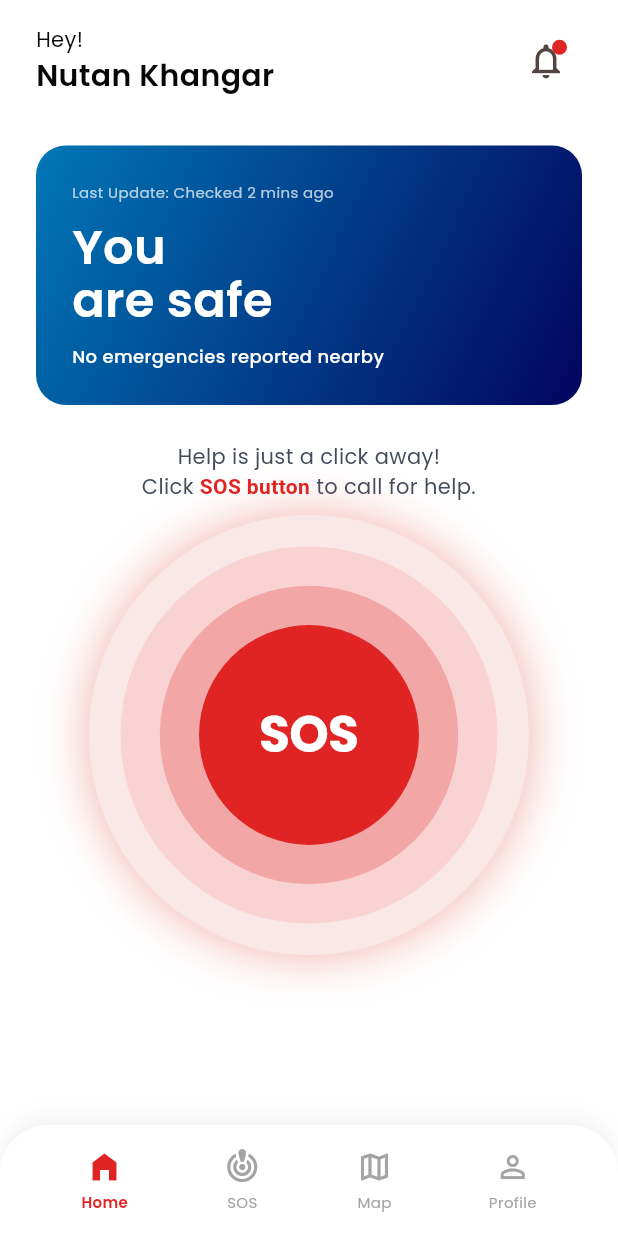
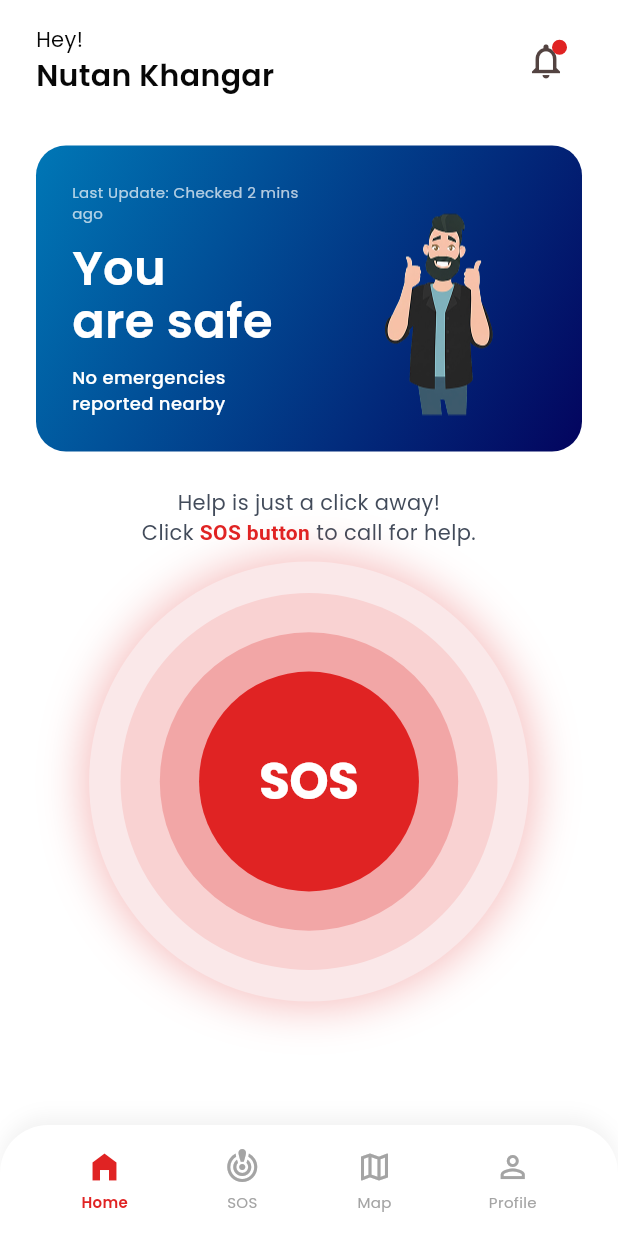
Before and after one commit to AkashMaheema/SafeLink, a Flutter app: the screen it shows once a user with an empty profile is signed in, on a phone screen of 412 x 824 dp. Run offline on Flutter 3.47's test engine with Material 3 defaults, Android fonts, the light colour scheme and no system bars; our stand-ins replace cloud_firestore, connectivity_plus, firebase_auth, firebase_core, firebase_messaging, firebase_storage and 5 more; accounts and stored records are empty.

Commit message:
Refactor code structure for improved readability and maintainability

```diff
--- a/lib/screens/home/home_screen.dart
+++ b/lib/screens/home/home_screen.dart
@@ -124,6 +124,7 @@ class _HomeScreenState extends State<HomeScreen>
       padding: const EdgeInsets.symmetric(horizontal: 24.0),
       child: Container(
         width: double.infinity,
+        clipBehavior: Clip.antiAlias,
         padding: const EdgeInsets.all(24.0),
         decoration: BoxDecoration(
           gradient: const LinearGradient(
@@ -133,8 +134,12 @@ class _HomeScreenState extends State<HomeScreen>
           ),
           borderRadius: BorderRadius.circular(20),
         ),
-        // I have removed the placeholder network image from here.
-        child: const Column(
+        child: Row(
+          crossAxisAlignment: CrossAxisAlignment.end,
+          mainAxisAlignment: MainAxisAlignment.spaceBetween,
+          children: [
+            const Expanded(
+              child: Column(
                 crossAxisAlignment: CrossAxisAlignment.start,
                 children: [
                   Text(
@@ -165,6 +170,15 @@ class _HomeScreenState extends State<HomeScreen>
                       fontFamily: 'Poppins',
                       fontWeight: FontWeight.w500,
                     ),
+                  ),
+                ],
+              ),
+            ),
+            const SizedBox(width: 18),
+            SizedBox(
+              width: 140,
+              height: 140,
+              child: Image.asset('assets/images/img1.png', fit: BoxFit.cover),
             ),
           ],
         ),
```
Also changed, not shown: assets/images/img1.png (added). Lines whose indentation alone changed are shown as unchanged.
